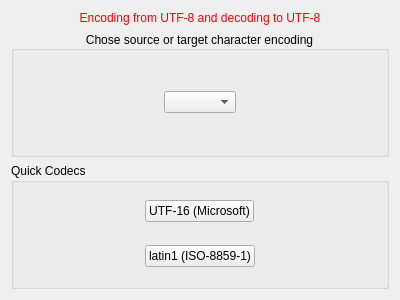
Old version of the form defaultplugins/baseplugins/confgui/charencodingwidget.ui in the repository nccgroup/pip3line.
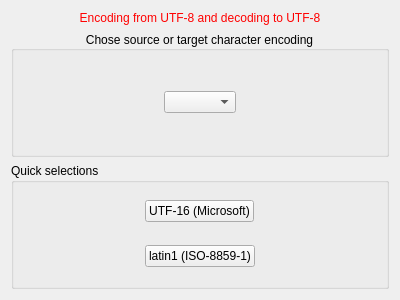
New version of the form.

Patch:
```diff
--- a/defaultplugins/baseplugins/confgui/charencodingwidget.ui
+++ b/defaultplugins/baseplugins/confgui/charencodingwidget.ui
@@ -70,7 +70,7 @@
    <item>
     <widget class="QGroupBox" name="groupBox_2">
      <property name="title">
-      <string>Quick Codecs</string>
+      <string>Quick selections</string>
      </property>
      <layout class="QVBoxLayout" name="verticalLayout_2">
       <property name="margin">
```
Lines whose indentation alone changed are shown as unchanged.
